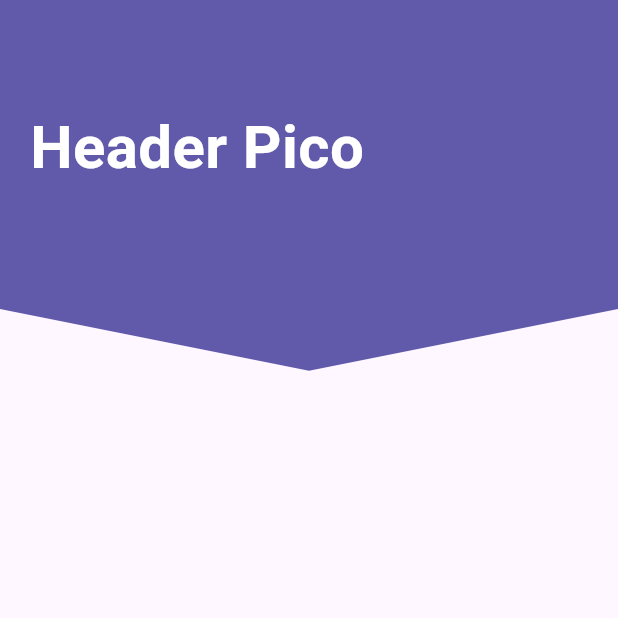
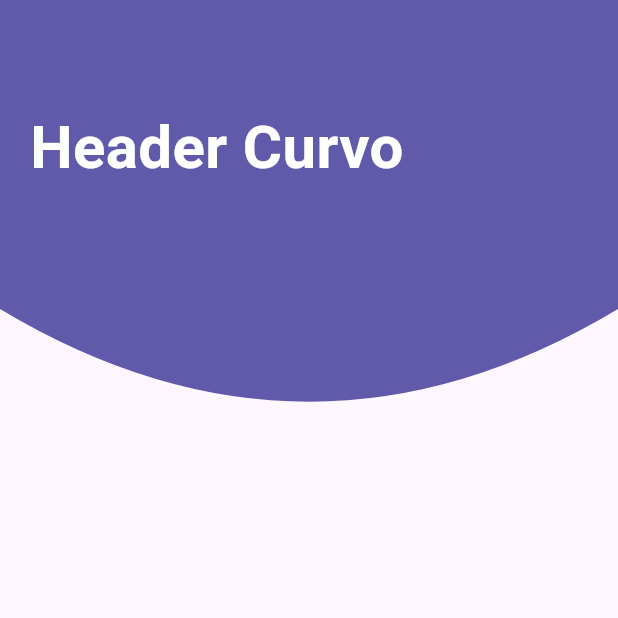
Before and after one commit to gnievap/custom_painter, a Flutter app: the screen it shows after launch, on a phone screen of 412 x 824 dp, the top half of it. Run offline on Flutter 3.47's test engine with Material 3 defaults, Android fonts, the phone set to English and light mode, and no system bars.

Commit message:
Header curvo

```diff
--- a/lib/src/pages/headers_page.dart
+++ b/lib/src/pages/headers_page.dart
@@ -7,7 +7,7 @@
   @override
   Widget build(BuildContext context) {
     return Scaffold(
-      body: HeaderPico()
+      body: HeaderCurvo()
     );
   }
 }
--- a/lib/src/widgets/headers.dart
+++ b/lib/src/widgets/headers.dart
@@ -193,3 +193,58 @@
   @override
   bool shouldRepaint(CustomPainter oldDelegate) => true;
 }
+
+class HeaderCurvo extends StatelessWidget {
+  const HeaderCurvo({super.key});
+
+  @override
+  Widget build(BuildContext context) {
+    return  Stack(
+      children: [
+        SizedBox(
+        height: double.infinity,
+        width: double.infinity,
+        //color: Color(0xff615AAB),
+        child: CustomPaint(
+          painter: _HeaderCurvoPainter(),
+        ),
+      ),
+      Positioned(
+        top: 70,
+        left: 20,
+        child: Text(
+          'Header Curvo',
+          style: TextStyle(
+            color: Colors.white,
+            fontSize: 40,
+            fontWeight: FontWeight.bold,
+          ),
+        ),
+      ),
+      ],
+    );
+  }
+}
+
+class _HeaderCurvoPainter extends CustomPainter {
+  @override
+  void paint(Canvas canvas, Size size) {
+    final lapiz = Paint();
+    // Propiedades
+    lapiz.color = Color(0xff615AAB);
+    lapiz.style = PaintingStyle.fill; // .fill .stroke
+    lapiz.strokeWidth = 20;
+
+    final path =  Path();
+    // Dibujar con el path y el lapiz
+    path.lineTo(0, size.height * 0.25 );
+    // size.height * 0.40 especifica la orientación de la curva, menos de 0.25 para curva hacia arriba
+    path.quadraticBezierTo(size.width * 0.50, size.height * 0.40, size.width, size.height * 0.25 );
+    path.lineTo(size.width, 0 );
+
+    canvas.drawPath(path, lapiz);
+  }
+
+  @override
+  bool shouldRepaint(CustomPainter oldDelegate) => true;
+}
```
